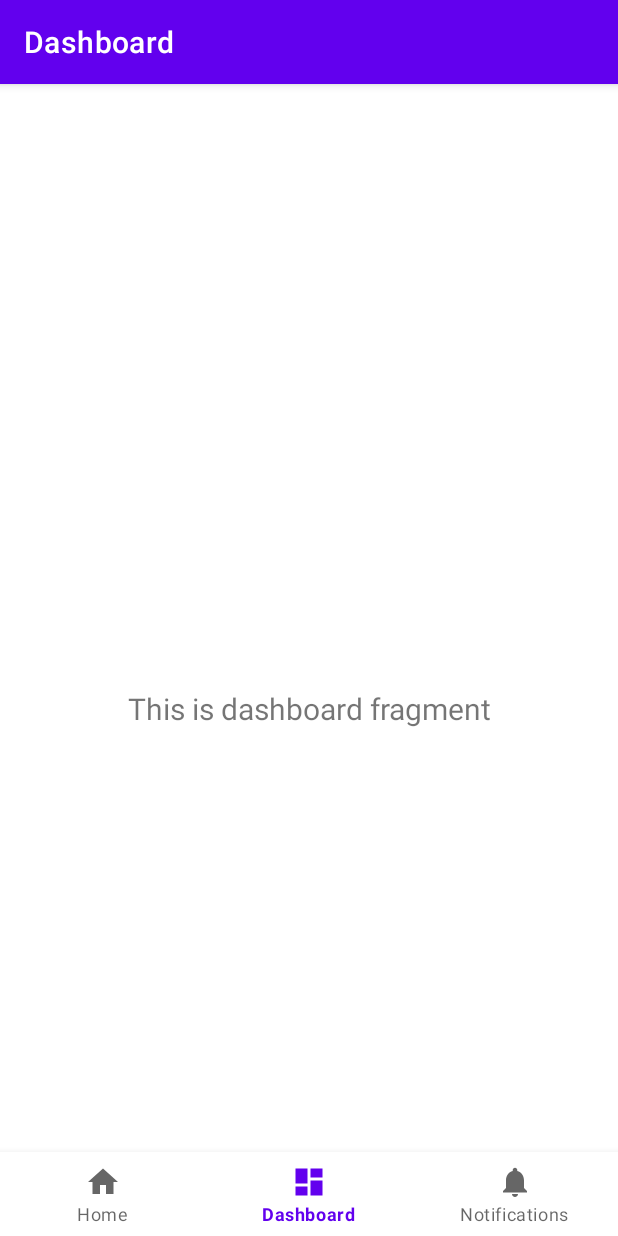
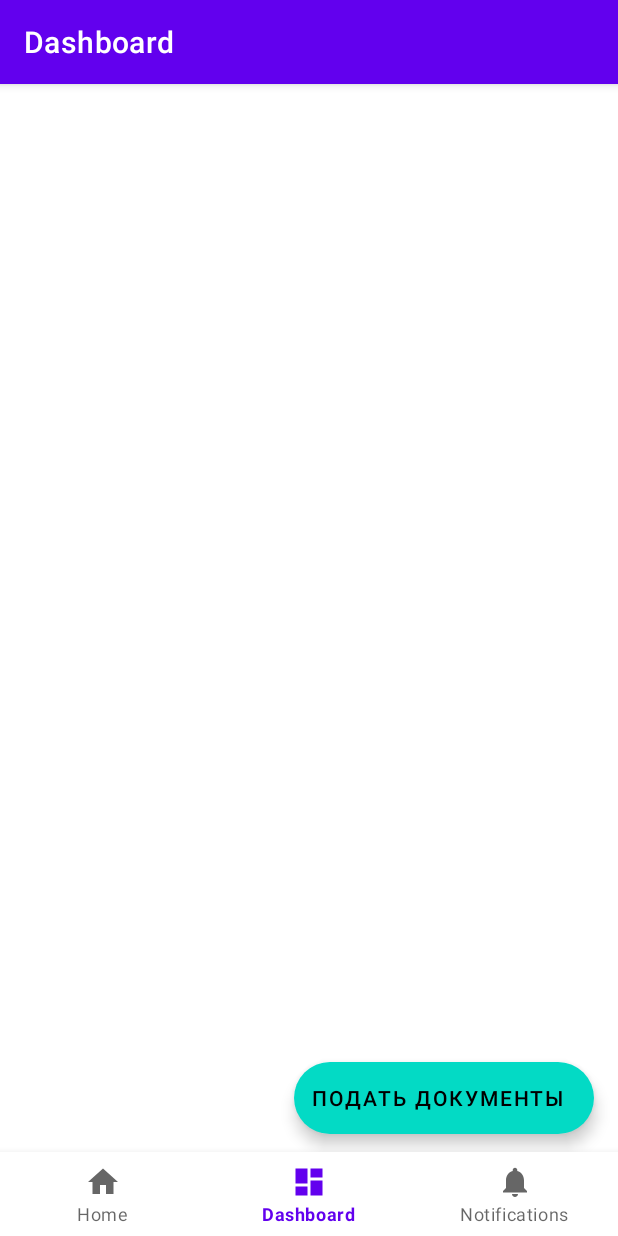
Before and after one commit to sanchousgoncharov/hakaton2, an Android app: the DashboardFragment screen opened through its navigation route, on a phone screen of 412 x 824 dp. Run offline under Robolectric (Android 15) with nearby library versions, the phone set to English and light mode, and no system bars; our stand-ins replace navigation-ui; 2 statements that could not run were skipped.

Commit message:
second commit

```diff
--- a/app/build.gradle
+++ b/app/build.gradle
@@ -29,7 +29,6 @@ android {
 }
 
 dependencies {
-
     implementation 'androidx.appcompat:appcompat:1.2.0'
     implementation 'com.google.android.material:material:1.3.0'
     implementation 'androidx.constraintlayout:constraintlayout:2.0.4'
--- a/app/src/main/res/layout/activity_main.xml
+++ b/app/src/main/res/layout/activity_main.xml
@@ -1,6 +1,7 @@
 <?xml version="1.0" encoding="utf-8"?>
 <androidx.constraintlayout.widget.ConstraintLayout xmlns:android="http://schemas.android.com/apk/res/android"
     xmlns:app="http://schemas.android.com/apk/res-auto"
+    xmlns:tools="http://schemas.android.com/tools"
     android:id="@+id/container"
     android:layout_width="match_parent"
     android:layout_height="match_parent"
--- a/app/src/main/res/layout/fragment_dashboard.xml
+++ b/app/src/main/res/layout/fragment_dashboard.xml
@@ -6,17 +6,18 @@
     android:layout_height="match_parent"
     tools:context=".ui.dashboard.DashboardFragment">
 
-    <TextView
-        android:id="@+id/text_dashboard"
-        android:layout_width="match_parent"
+    <com.google.android.material.floatingactionbutton.ExtendedFloatingActionButton
+        android:id="@+id/extended_fab"
+        android:layout_width="wrap_content"
         android:layout_height="wrap_content"
-        android:layout_marginStart="8dp"
-        android:layout_marginTop="8dp"
-        android:layout_marginEnd="8dp"
-        android:textAlignment="center"
-        android:textSize="20sp"
+        android:layout_gravity="bottom|right"
+        android:layout_margin="16dp"
+        android:text="Подать документы"
         app:layout_constraintBottom_toBottomOf="parent"
         app:layout_constraintEnd_toEndOf="parent"
+        app:layout_constraintHorizontal_bias="1.0"
         app:layout_constraintStart_toStartOf="parent"
-        app:layout_constraintTop_toTopOf="parent" />
+        app:layout_constraintTop_toTopOf="parent"
+        app:layout_constraintVertical_bias="0.918" />
+
 </androidx.constraintlayout.widget.ConstraintLayout>
--- a/build.gradle
+++ b/build.gradle
@@ -3,10 +3,10 @@ buildscript {
     repositories {
         google()
         jcenter()
+
     }
     dependencies {
         classpath "com.android.tools.build:gradle:4.1.3"
-
         // NOTE: Do not place your application dependencies here; they belong
         // in the individual module build.gradle files
     }
```
